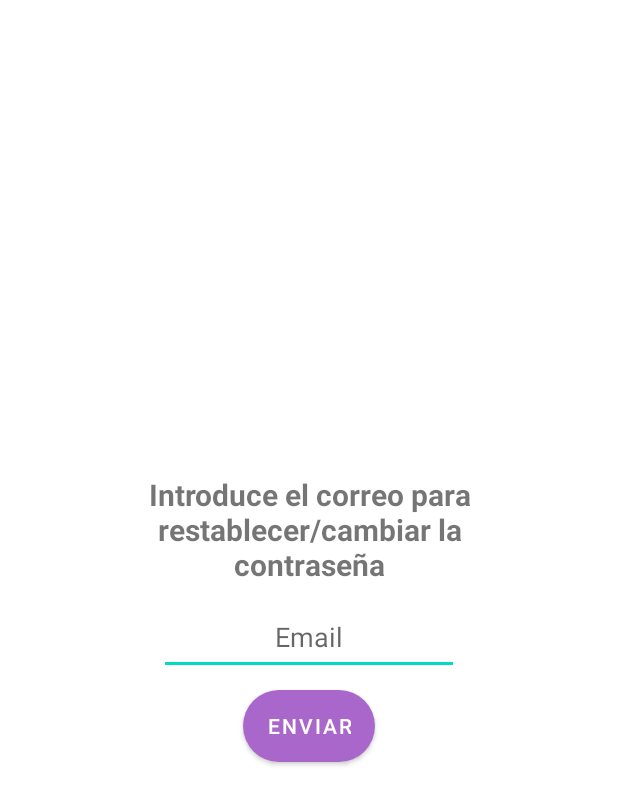
After one commit to danrox9/PopFun, an Android app: the layout recuperarcontrasena.xml on its own in the app's theme, with its tools: preview values and no code run, on a phone screen of 412 x 824 dp. The commit adds this screen. Shown: the top 805 px of the screen. Run offline under Robolectric (Android 15) with nearby library versions, the phone set to English and light mode, and no system bars.

Commit message:
Se termina eliminación de cuenta y recuperar contraseña

```diff
--- a/PopFun/app/src/main/AndroidManifest.xml
+++ b/PopFun/app/src/main/AndroidManifest.xml
@@ -1,4 +1,3 @@
-<?xml version="1.0" encoding="utf-8"?>
 <manifest xmlns:android="http://schemas.android.com/apk/res/android"
     xmlns:tools="http://schemas.android.com/tools">
 
@@ -14,8 +13,8 @@
         android:label="@string/app_name"
         android:supportsRtl="true"
         android:theme="@style/Theme.PopFun"
+        android:enableOnBackInvokedCallback="true"
         tools:targetApi="31">
-
 
         <activity
             android:name=".FunkoActivity"
--- a/PopFun/app/src/main/java/com/example/popfun/UsuarioFragment.java
+++ b/PopFun/app/src/main/java/com/example/popfun/UsuarioFragment.java
@@ -37,8 +37,6 @@ import com.google.android.gms.tasks.OnSuccessListener;
 import com.google.android.gms.tasks.Task;
 import com.google.firebase.auth.AuthResult;
 import com.google.firebase.auth.FirebaseAuth;
-import com.google.firebase.database.DatabaseReference;
-import com.google.firebase.database.FirebaseDatabase;
 import com.google.firebase.firestore.CollectionReference;
 import com.google.firebase.firestore.DocumentReference;
 import com.google.firebase.firestore.DocumentSnapshot;
--- /dev/null
+++ b/PopFun/app/src/main/res/layout/recuperarcontrasena.xml
@@ -0,0 +1,40 @@
+<LinearLayout xmlns:android="http://schemas.android.com/apk/res/android"
+    android:layout_width="match_parent"
+    android:layout_height="match_parent"
+    android:orientation="vertical"
+    android:gravity="center">
+
+    <TextView
+        android:id="@+id/textView2"
+        android:layout_width="244dp"
+        android:layout_height="94dp"
+        android:layout_centerHorizontal="true"
+        android:layout_centerVertical="true"
+        android:gravity="center"
+        android:text="Introduce el correo para restablecer/cambiar la contraseña"
+        android:textSize="20dp"
+        android:textStyle="bold" />
+
+    <EditText
+        android:id="@+id/dialog_edittext"
+        android:layout_width="200dp"
+        android:layout_height="50dp"
+        android:layout_centerHorizontal="true"
+        android:layout_centerVertical="true"
+        android:gravity="center"
+        android:hint="Email"
+        android:inputType="textPersonName" />
+
+    <Button
+        android:id="@+id/dialog_button"
+        android:layout_width="wrap_content"
+        android:layout_height="wrap_content"
+        android:layout_marginStart="10dp"
+        android:layout_marginTop="10dp"
+        android:layout_marginEnd="10dp"
+        android:layout_marginBottom="10dp"
+        android:background="@drawable/button_rounded"
+        android:text="Enviar"
+        android:textColor="@color/white" />
+
+</LinearLayout>
```
Also changed, not shown: PopFun/app/src/main/java/com/example/popfun/AjustesFragment.java (+73 -3 lines).
